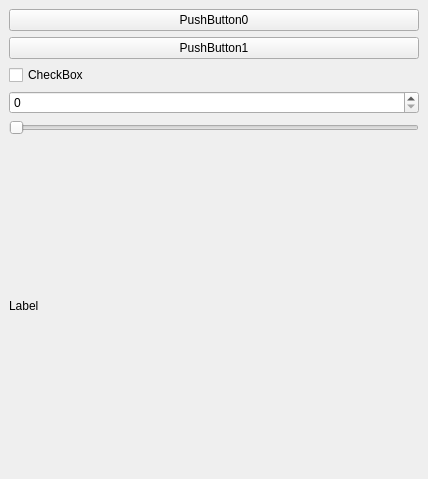
Old version of the form Plugin/SamplePluginPA10/src/SamplePlugin.ui in the repository thalfeust/ROVI1E18_FinalProject.
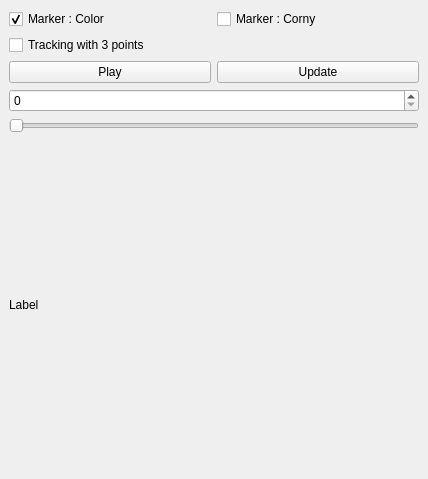
New version of the form.

```diff
--- a/Plugin/SamplePluginPA10/src/SamplePlugin.ui
+++ b/Plugin/SamplePluginPA10/src/SamplePlugin.ui
@@ -15,28 +15,59 @@
   </property>
   <widget class="QWidget" name="dockWidgetContents">
    <layout class="QVBoxLayout" name="verticalLayout_2">
+    <item>
+     <layout class="QHBoxLayout" name="horizontalLayout">
+      <property name="sizeConstraint">
+       <enum>QLayout::SetMinimumSize</enum>
+      </property>
+      <item>
+       <widget class="QCheckBox" name="_checkBox_color">
+        <property name="text">
+         <string>Marker : Color</string>
+        </property>
+        <property name="checked">
+         <bool>true</bool>
+        </property>
+       </widget>
+      </item>
+      <item>
+       <widget class="QCheckBox" name="_checkBox_corny">
+        <property name="text">
+         <string>Marker : Corny</string>
+        </property>
+       </widget>
+      </item>
+     </layout>
+    </item>
+    <item>
+     <widget class="QCheckBox" name="_checkBox">
+      <property name="text">
+       <string>Tracking with 3 points</string>
+      </property>
+     </widget>
+    </item>
     <item>
      <layout class="QVBoxLayout" name="verticalLayout">
-      <item>
-       <widget class="QPushButton" name="_btn0">
-        <property name="text">
-         <string>PushButton0</string>
-        </property>
-       </widget>
-      </item>
+      <property name="sizeConstraint">
+       <enum>QLayout::SetMinimumSize</enum>
+      </property>
+      <item>
+       <layout class="QHBoxLayout" name="_2">
       <item>
        <widget class="QPushButton" name="_btn1">
         <property name="text">
-         <string>PushButton1</string>
+           <string>Play</string>
         </property>
        </widget>
       </item>
       <item>
-       <widget class="QCheckBox" name="_checkBox">
+         <widget class="QPushButton" name="_btn0">
         <property name="text">
-         <string>CheckBox</string>
-        </property>
-       </widget>
+           <string>Update</string>
+          </property>
+         </widget>
+        </item>
+       </layout>
       </item>
       <item>
        <widget class="QSpinBox" name="_spinBox"/>
```
Lines whose indentation alone changed are shown as unchanged.
